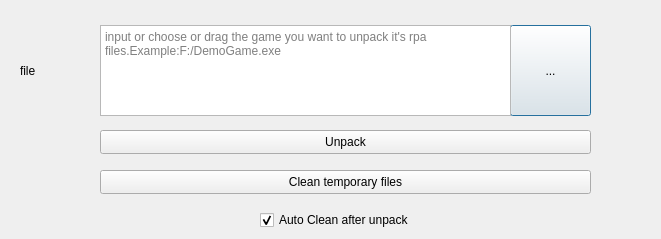
This is src/game_unpacker.ui in anonymousException/renpy-translator as Qt 5 draws it before an edit. The edited form follows.
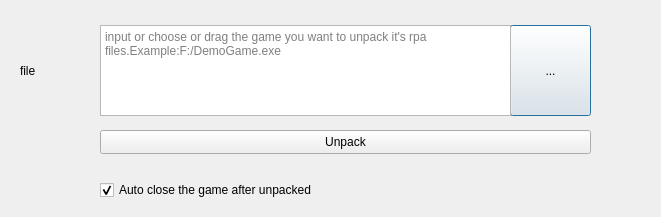
This is the edited form.

Commit message:
<feature> improve unpack game , run the command in the background and display it in the log window
update version to v2.1.6

The edit to the form file:
```diff
--- a/src/game_unpacker.ui
+++ b/src/game_unpacker.ui
@@ -7,7 +7,7 @@
     <x>0</x>
     <y>0</y>
     <width>661</width>
-    <height>239</height>
+    <height>217</height>
    </rect>
   </property>
   <property name="windowTitle">
@@ -71,30 +71,17 @@
     <string>Unpack</string>
    </property>
   </widget>
-  <widget class="QPushButton" name="cleanBtn">
-   <property name="geometry">
-    <rect>
-     <x>100</x>
-     <y>170</y>
-     <width>491</width>
-     <height>24</height>
-    </rect>
-   </property>
-   <property name="text">
-    <string>Clean temporary files</string>
-   </property>
-  </widget>
   <widget class="QCheckBox" name="autoCheckBox">
    <property name="geometry">
     <rect>
-     <x>260</x>
-     <y>210</y>
-     <width>331</width>
+     <x>100</x>
+     <y>180</y>
+     <width>551</width>
      <height>20</height>
     </rect>
    </property>
    <property name="text">
-    <string>Auto Clean after unpack</string>
+    <string>Auto close the game after unpacked</string>
    </property>
    <property name="checked">
     <bool>true</bool>
```
The commit also changes 35 other files.
